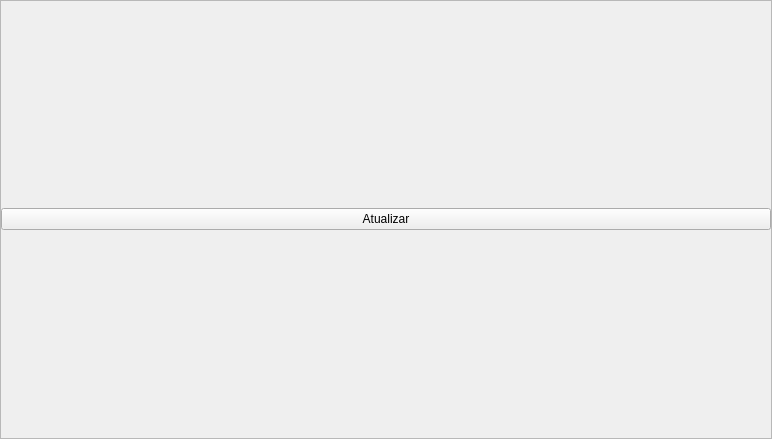
Old version of the form ui/widgetgalpaopeso.ui in the repository darktorres/ERP-STACCATO.
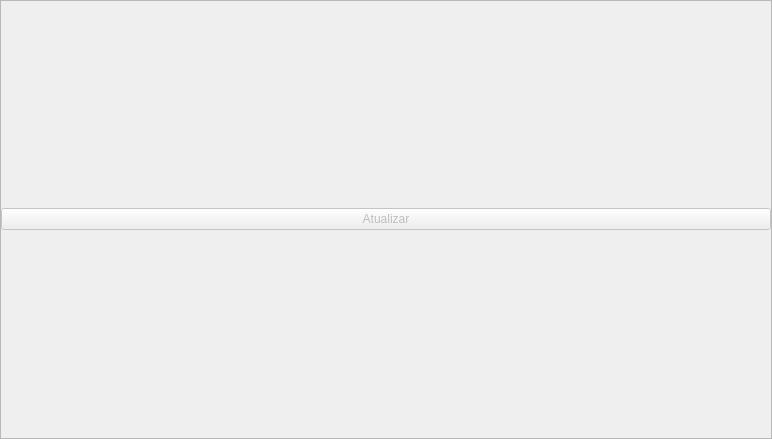
New version of the form.

Commit message: Desabilitar atualizar peso galpão temporariamente

```diff
--- a/ui/widgetgalpaopeso.ui
+++ b/ui/widgetgalpaopeso.ui
@@ -52,6 +52,9 @@
       </property>
       <item row="0" column="0">
        <widget class="QPushButton" name="pushButtonAtualizar">
+        <property name="enabled">
+         <bool>false</bool>
+        </property>
         <property name="text">
          <string>Atualizar</string>
         </property>
```
